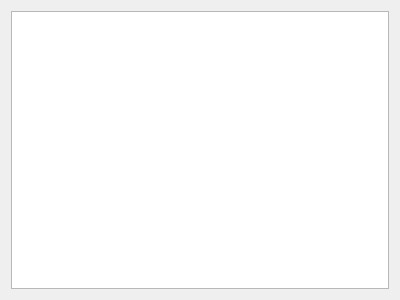
This is revision_tree/revisiontree.ui in PLLUG/sourceline as Qt 5 draws it before an edit. The edited form follows.
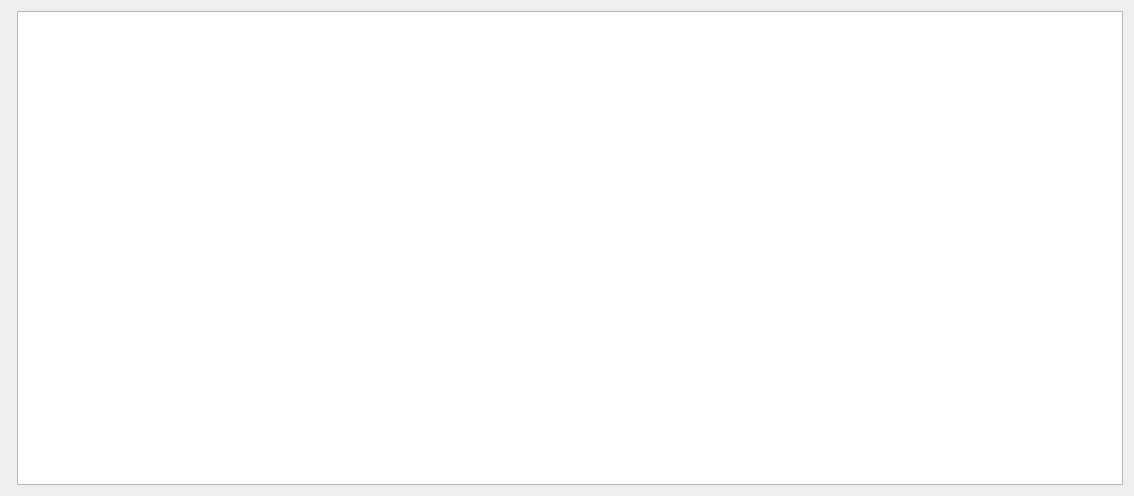
This is the edited form. Custom widgets are drawn as their Qt base class.

Commit message: removed graphics scene

```diff
--- a/revision_tree/revisiontree.ui
+++ b/revision_tree/revisiontree.ui
@@ -6,19 +6,30 @@
    <rect>
     <x>0</x>
     <y>0</y>
-    <width>400</width>
-    <height>300</height>
+    <width>1134</width>
+    <height>496</height>
    </rect>
   </property>
   <property name="windowTitle">
    <string>Form</string>
   </property>
-  <layout class="QVBoxLayout" name="verticalLayout">
+  <layout class="QHBoxLayout" name="horizontalLayout">
    <item>
-    <widget class="QGraphicsView" name="view"/>
+    <widget class="RevisionTreeWidget" name="revisionTreeWidget" native="true"/>
+   </item>
+   <item>
+    <widget class="QTableView" name="revisionTableView"/>
    </item>
   </layout>
  </widget>
+ <customwidgets>
+  <customwidget>
+   <class>RevisionTreeWidget</class>
+   <extends>QWidget</extends>
+   <header location="global">revisiontreewidget.h</header>
+   <container>1</container>
+  </customwidget>
+ </customwidgets>
  <resources/>
  <connections/>
 </ui>
```
The commit also changes 7 other files.
